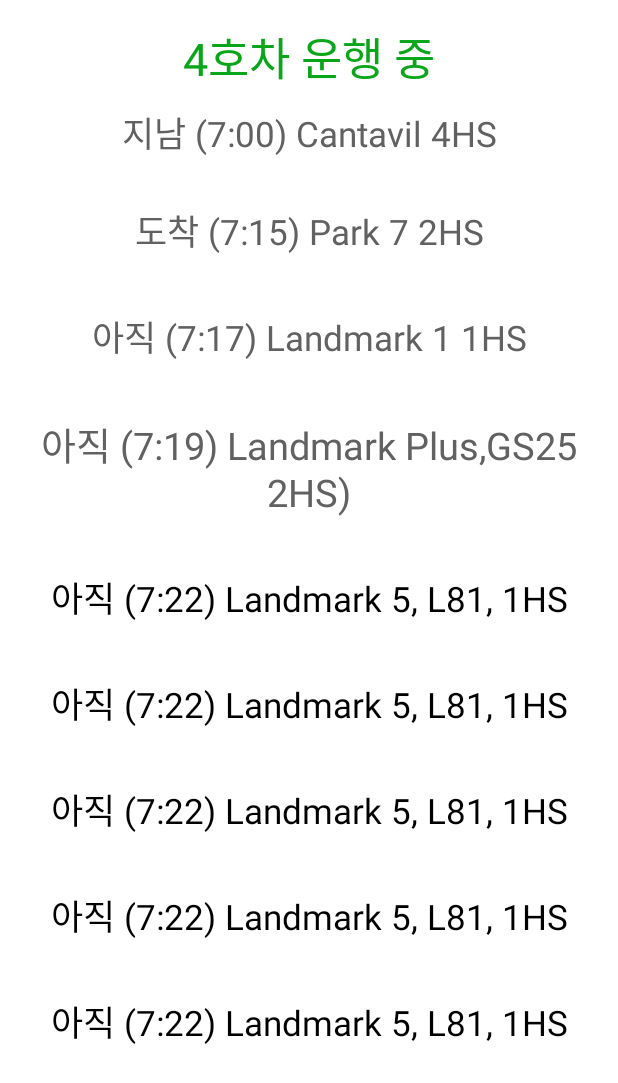
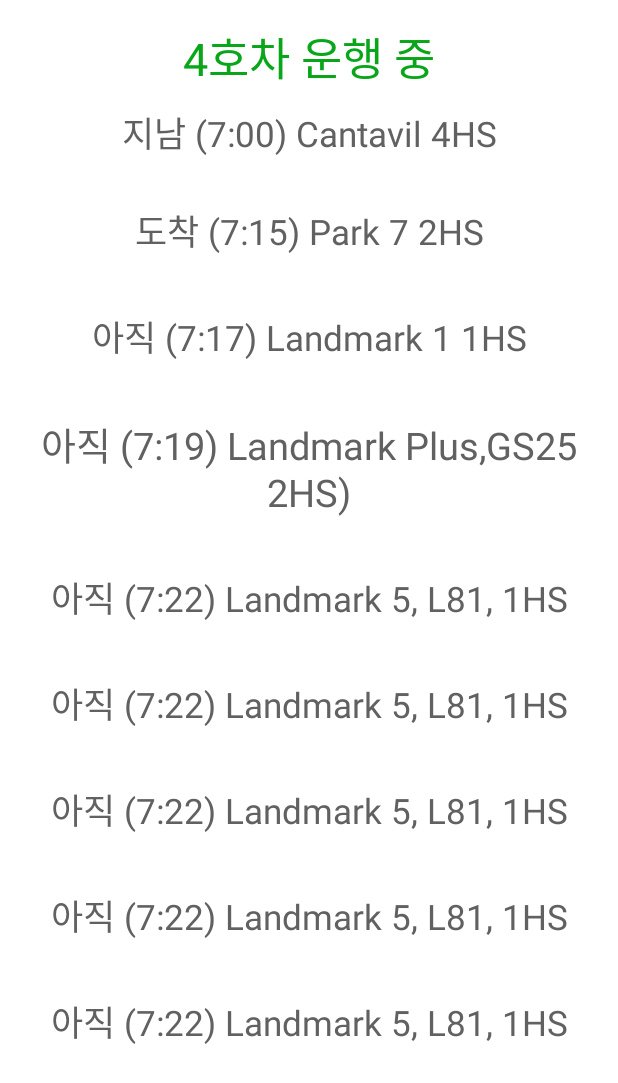
Before and after one commit to LeeJaeHyeon05/School-Bus-Application, an Android app: the layout fragment_b4.xml on its own in the app's theme, with its tools: preview values and no code run, on a phone screen of 412 x 824 dp. Shown: the top 1083 px of the screen. Run offline under Robolectric (Android 15) with nearby library versions, the phone set to English and light mode, and no system bars.

Commit message:
fix all error and finish

```diff
--- a/app/src/main/java/com/example/schoolbusapp/main/student/bus/B3Fragment.kt
+++ b/app/src/main/java/com/example/schoolbusapp/main/student/bus/B3Fragment.kt
@@ -34,7 +34,7 @@ class B3Fragment : Fragment() {
             }
 
             if (snapshot != null && snapshot.exists()) {
-                val startText1 = snapshot.data!!["masteriThaoDien"].toString()
+                val startText1 = snapshot.data!!["masteriThaoDienA4"].toString()
                 val startText2 = snapshot.data!!["theNassimGate"].toString()
                 val startText3 = snapshot.data!!["estella"].toString()
                 val startText4 = snapshot.data!!["imperia"].toString()
--- a/app/src/main/java/com/example/schoolbusapp/main/teacher/bus/B3Activity.kt
+++ b/app/src/main/java/com/example/schoolbusapp/main/teacher/bus/B3Activity.kt
@@ -36,7 +36,7 @@ class B3Activity : AppCompatActivity() {
         val busData = hashMapOf(
             "startStop" to "3호차 운행중",
             "masteriThaoDienA4" to "마스테리다오디엔",
-            "theNassimGate " to "더 나심",
+            "theNassimGate" to "더 나심",
             "estella" to "에스텔라",
             "imperia" to "임페리아",
             "lexington" to "렉싱턴",
--- a/app/src/main/java/com/example/schoolbusapp/main/teacher/bus/B4Activity.kt
+++ b/app/src/main/java/com/example/schoolbusapp/main/teacher/bus/B4Activity.kt
@@ -40,15 +40,15 @@ class B4Activity : AppCompatActivity() {
         val stopBtn = findViewById<Button>(R.id.stopBus)
 
         val busData = hashMapOf(
-            "startStop" to "3호차 운행중",
+            "startStop" to "4호차 운행중",
             "skyGarden1and2CircleK" to "스카이가든 1,2 서클케이",
             "riverParkBlockAWooriBank" to "리버파크 우리 뱅크",
             "riverParkVBIBank" to "리버파크 VBI은행",
             "meetworkMỹKhánh" to "미칸",
             "gardenPlaza1BlockA" to "가든플라자 A",
             "gardenPlaza1BlockD" to "가든플라자 D",
-            "panoramaBlockA" to "임페리아",
-            "panoramaBlockJ" to "렉싱턴",
+            "panoramaBlockA" to "파노라마 A",
+            "panoramaBlockJ" to "파노라마 J",
             "oakwoodResidenceGate" to "왁우드레지덴스"
         )
 
--- a/app/src/main/java/com/example/schoolbusapp/main/teacher/bus/B5Activity.kt
+++ b/app/src/main/java/com/example/schoolbusapp/main/teacher/bus/B5Activity.kt
@@ -37,7 +37,7 @@ class B5Activity : AppCompatActivity() {
         val stopBtn = findViewById<Button>(R.id.stopBus)
 
         val busData = hashMapOf(
-            "startStop" to "3호차 운행중",
+            "startStop" to "5호차 운행중",
 
             "grandViewC" to "그랜드뷰 C",
             "grandViewA" to "그랜드뷰 A",
--- a/app/src/main/java/com/example/schoolbusapp/main/teacher/bus/B6Activity.kt
+++ b/app/src/main/java/com/example/schoolbusapp/main/teacher/bus/B6Activity.kt
@@ -32,7 +32,7 @@ class B6Activity : AppCompatActivity() {
             "startStop" to "6호차 운행중",
 
             "skyGarden3CircleK" to "스카이가든3",
-            "scenicValley2ParisBaguette " to "시닉밸리2",
+            "scenicValley2ParisBaguette" to "시닉밸리2",
             "scenicValley1" to "시닉밸리1",
             "greenValley" to "그린밸리",
         )
--- a/app/src/main/java/com/example/schoolbusapp/main/teacher/bus/B7Activity.kt
+++ b/app/src/main/java/com/example/schoolbusapp/main/teacher/bus/B7Activity.kt
@@ -29,10 +29,10 @@ class B7Activity : AppCompatActivity() {
         val stopBtn = findViewById<Button>(R.id.stopBus)
 
         val busData = hashMapOf(
-            "startStop" to "6호차 운행중",
+            "startStop" to "7호차 운행중",
 
             "hưngPhúcRiversideStarbucks" to "흥푹리버사이드 (스타벅스)",
-            "namPhúcBaeMart " to "남푹(배마트)",
+            "namPhúcBaeMart" to "남푹(배마트)",
             "midtownK-MartBlockM6" to "미드타운",
             "rivieraPointHighlandsCoffee" to "리베라포인트",
         )
--- a/app/src/main/res/layout/activity_student_main.xml
+++ b/app/src/main/res/layout/activity_student_main.xml
@@ -4,8 +4,7 @@
     xmlns:tools="http://schemas.android.com/tools"
     android:layout_width="match_parent"
     android:layout_height="match_parent"
-    tools:context=".main.StudentMainActivity"
-    android:background="@color/backgroundColor">
+    tools:context=".main.StudentMainActivity">
 
 
     <FrameLayout
--- a/app/src/main/res/layout/fragment_b4.xml
+++ b/app/src/main/res/layout/fragment_b4.xml
@@ -80,7 +80,7 @@
         android:text="아직 (7:22) Landmark 5, L81, 1HS"
         android:textSize="23sp"
         android:layout_marginTop="35dp"
-        android:textColor="@color/black"/>
+        android:textColor="@color/gray"/>
     <TextView
         android:id="@+id/gardenPlaza1BlockD"
         android:layout_width="wrap_content"
@@ -91,7 +91,7 @@
         android:text="아직 (7:22) Landmark 5, L81, 1HS"
         android:textSize="23sp"
         android:layout_marginTop="35dp"
-        android:textColor="@color/black"/>
+        android:textColor="@color/gray"/>
     <TextView
         android:id="@+id/panoramaBlockA"
         android:layout_width="wrap_content"
@@ -102,7 +102,7 @@
         android:text="아직 (7:22) Landmark 5, L81, 1HS"
         android:textSize="23sp"
         android:layout_marginTop="35dp"
-        android:textColor="@color/black"/>
+        android:textColor="@color/gray"/>
     <TextView
         android:id="@+id/panoramaBlockJ"
         android:layout_width="wrap_content"
@@ -113,7 +113,7 @@
         android:text="아직 (7:22) Landmark 5, L81, 1HS"
         android:textSize="23sp"
         android:layout_marginTop="35dp"
-        android:textColor="@color/black"/>
+        android:textColor="@color/gray"/>
     <TextView
         android:id="@+id/oakwoodResidenceGate1"
         android:layout_width="wrap_content"
@@ -124,7 +124,7 @@
         android:text="아직 (7:22) Landmark 5, L81, 1HS"
         android:textSize="23sp"
         android:layout_marginTop="35dp"
-        android:textColor="@color/black"/>
+        android:textColor="@color/gray"/>
 
 
 </androidx.constraintlayout.widget.ConstraintLayout>
--- a/app/src/main/res/layout/fragment_b5.xml
+++ b/app/src/main/res/layout/fragment_b5.xml
@@ -74,7 +74,7 @@
         android:id="@+id/myPhatSopanDonpan"
         android:layout_width="wrap_content"
         android:layout_height="wrap_content"
-        app:layout_constraintTop_toBottomOf="@+id/lýLongTường"
+        app:layout_constraintTop_toBottomOf="@+id/lyLongTuong"
         app:layout_constraintStart_toStartOf="parent"
         app:layout_constraintEnd_toEndOf="parent"
         android:text="아직 (7:22) Landmark 5, L81, 1HS"
--- a/app/src/main/res/layout/fragment_student_home.xml
+++ b/app/src/main/res/layout/fragment_student_home.xml
@@ -33,6 +33,7 @@
         android:layout_width="match_parent"
         android:layout_height="0dp"
         android:layoutDirection="ltr"
+        android:background="@color/backgroundColor"
         app:layout_constraintTop_toBottomOf="@id/studentTabLayout"
         app:layout_constraintEnd_toEndOf="parent"
         app:layout_constraintStart_toStartOf="parent"
```
